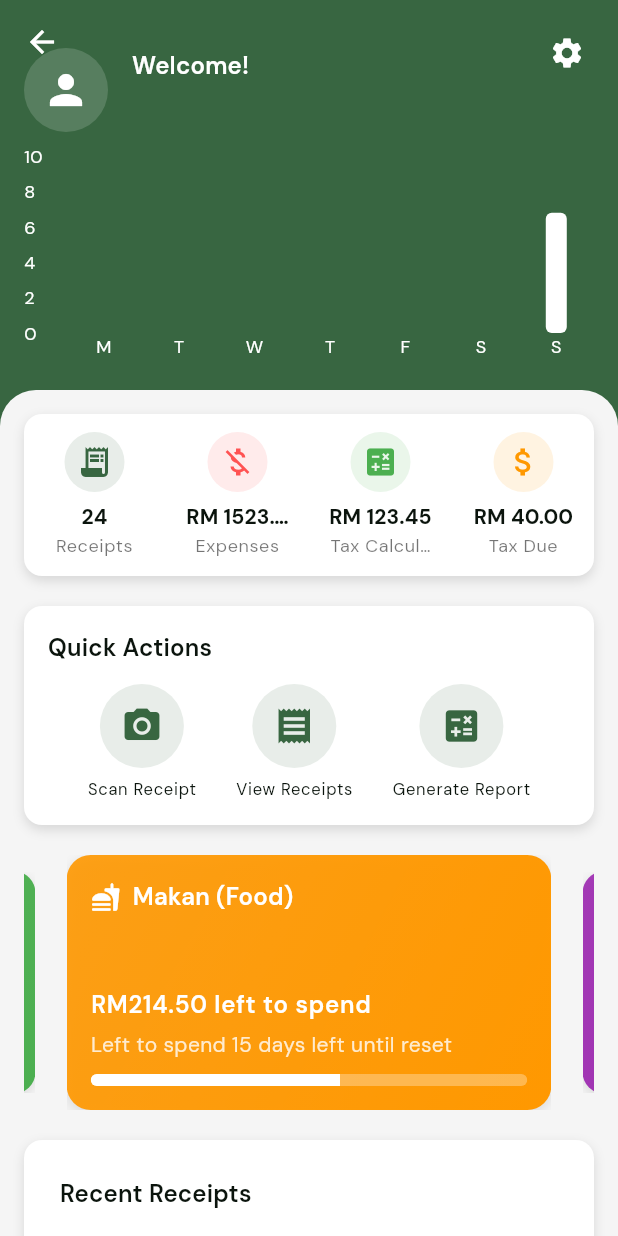
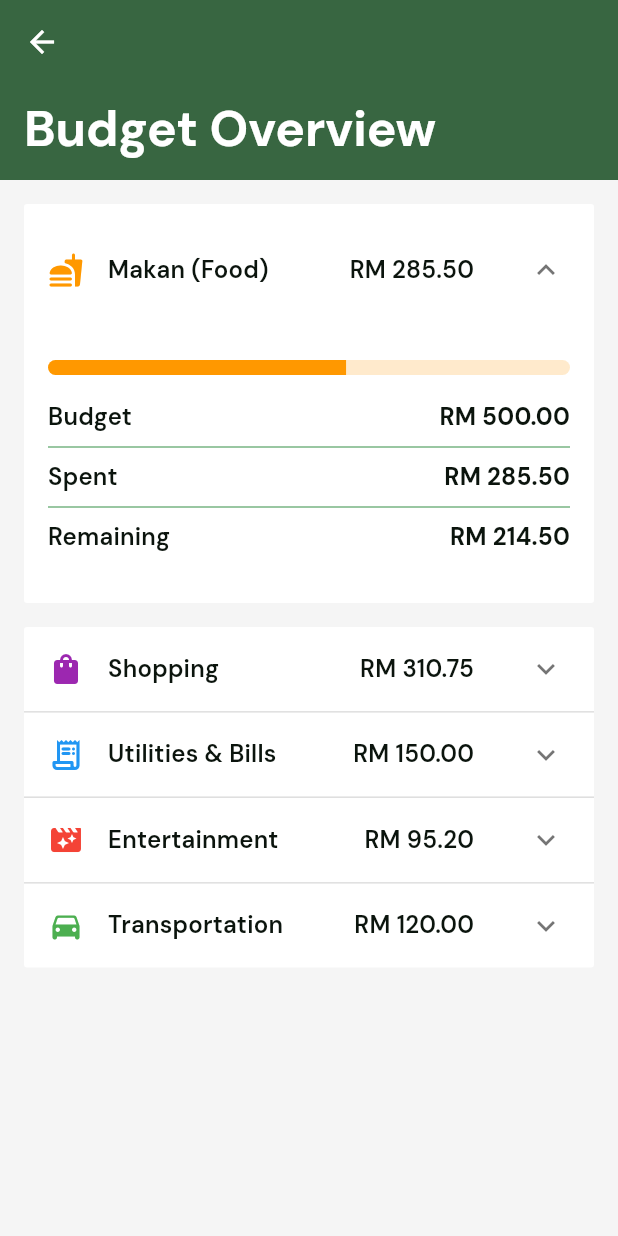
Before and after one commit to vinky0813/tolak_tax, a Flutter app: the DashboardScreen screen opened directly, after a tap on "Makan (Food)", on a phone screen of 412 x 824 dp. Run offline on Flutter 3.47's test engine with Material 3 defaults, Android fonts, the phone set to English and light mode, and no system bars; drawn by our look-alikes of carousel_slider, fl_chart; our stand-ins replace firebase_auth, firebase_core, flutter_svg, google_sign_in, step_progress_indicator; missing offline and left inert: flutter_facebook_auth; accounts and stored records are empty.

Commit message:
Added Basic Budget Overview Screen

```diff
--- a/lib/main.dart
+++ b/lib/main.dart
@@ -4,6 +4,7 @@ import 'package:provider/provider.dart';
 import 'package:tolak_tax/firebase/firebase_initializer.dart';
 import 'package:tolak_tax/models/receipt_model.dart';
 import 'package:tolak_tax/screens/achievement_screen.dart';
+import 'package:tolak_tax/screens/budget_overview_screen.dart';
 import 'package:tolak_tax/screens/forgot_password_screen.dart';
 import 'package:tolak_tax/screens/generate_report_screen.dart';
 import 'package:tolak_tax/screens/home_screen.dart';
@@ -79,6 +80,15 @@ class MyApp extends StatelessWidget {
             return fadeThroughRoute(ReceiptDetailsScreen(receipt: receipt));
           case '/achievement':
             return fadeThroughRoute(const AchievementScreen());
+          case '/budget-overview':
+            final args = settings.arguments as Map<String, dynamic>;
+            return fadeThroughRoute(
+              BudgetOverviewScreen(
+                initialFocusedCategoryKey: args['initialFocusedCategoryKey'] ?? '',
+                budgets: args['budgets'] ?? {},
+                spentAmounts: args['spentAmounts'] ?? {},
+              ),
+            );
           default:
             // make a real 404 error page when free
             return MaterialPageRoute(
--- /dev/null
+++ b/lib/screens/budget_overview_screen.dart
@@ -0,0 +1,161 @@
+import 'package:flutter/material.dart';
+import 'package:tolak_tax/utils/category_helper.dart';
+import 'package:tolak_tax/widgets/budget_metric_row.dart';
+
+class BudgetOverviewScreen extends StatefulWidget {
+  final String initialFocusedCategoryKey;
+  final Map<String, double> budgets;
+  final Map<String, double> spentAmounts;
+
+  const BudgetOverviewScreen({
+    super.key,
+    required this.initialFocusedCategoryKey,
+    required this.budgets,
+    required this.spentAmounts,
+  });
+
+  @override
+  State<BudgetOverviewScreen> createState() => _BudgetOverviewScreenState();
+}
+
+class _BudgetOverviewScreenState extends State<BudgetOverviewScreen> {
+  late String _focusedCategoryKey;
+  late List<String> _categoryKeys;
+
+  @override
+  void initState() {
+    super.initState();
+    _focusedCategoryKey = widget.initialFocusedCategoryKey;
+    _categoryKeys = widget.budgets.keys.toList();
+  }
+
+  @override
+  Widget build(BuildContext context) {
+    final theme = Theme.of(context);
+    final colorScheme = theme.colorScheme;
+
+    return Scaffold(
+        backgroundColor: colorScheme.background,
+        body: SafeArea(
+            child: CustomScrollView(
+          slivers: [
+            SliverAppBar(
+              floating: true,
+              pinned: true,
+              expandedHeight: 120,
+              backgroundColor: theme.primaryColor,
+              flexibleSpace: FlexibleSpaceBar(
+                title: Text(
+                  'Budget Overview',
+                  style: theme.textTheme.titleLarge?.copyWith(
+                    color: colorScheme.onPrimary,
+                  ),
+                ),
+                titlePadding:
+                    const EdgeInsets.symmetric(horizontal: 16, vertical: 12),
+              ),
+              foregroundColor: colorScheme.onPrimary,
+            ),
+            SliverToBoxAdapter(
+                child: Container(
+                    decoration: BoxDecoration(
+                      color: colorScheme.background,
+                      borderRadius: const BorderRadius.only(
+                        topLeft: Radius.circular(24),
+                        topRight: Radius.circular(24),
+                      ),
+                    ),
+                    padding: const EdgeInsets.all(16.0),
+                    child: ExpansionPanelList(
+                        dividerColor: Colors.grey.withOpacity(0.4),
+                        animationDuration: const Duration(milliseconds: 500),
+                        elevation: 0,
+                        expansionCallback: (int index, bool isExpanded) {
+                          setState(() {
+                            final tappedkey = _categoryKeys[index];
+                            if (_focusedCategoryKey == tappedkey) {
+                              _focusedCategoryKey = '';
+                            } else {
+                              _focusedCategoryKey = tappedkey;
+                            }
+                          });
+                        },
+                        children:
+                            _categoryKeys.map<ExpansionPanel>((categoryKey) {
+                          final isFocused = _focusedCategoryKey == categoryKey;
+                          final color =
+                              CategoryHelper.getCategoryColor(categoryKey);
+                          final icon = CategoryHelper.getIcon(categoryKey);
+                          final categoryName =
+                              CategoryHelper.getDisplayName(categoryKey);
+                          final spentAmount =
+                              widget.spentAmounts[categoryKey] ?? 0.0;
+                          final budget = widget.budgets[categoryKey] ?? 0.0;
+                          final remainingBudget = budget - spentAmount;
+                          final progressValue = spentAmount / budget;
+                          final isOverBudget = progressValue > 1;
+
+                          return ExpansionPanel(
+                            isExpanded: isFocused,
+                            canTapOnHeader: true,
+                            backgroundColor: colorScheme.onPrimary,
+                            headerBuilder:
+                                (BuildContext context, bool isExpanded) {
+                              return ListTile(
+                                  leading: Icon(icon, color: color),
+                                  title: Text(
+                                    categoryName,
+                                    style:
+                                        theme.textTheme.titleMedium?.copyWith(
+                                      color: colorScheme.onBackground,
+                                    ),
+                                  ),
+                                  trailing: Text(
+                                    'RM ${spentAmount.toStringAsFixed(2)}',
+                                    style:
+                                        theme.textTheme.titleMedium?.copyWith(
+                                      color: colorScheme.onBackground,
+                                    ),
+                                  ));
+                            },
+                            body: Padding(
+                              padding: const EdgeInsets.all(16.0),
+                              child: Column(
+                                children: [
+                                  ClipRRect(
+                                    borderRadius: BorderRadius.circular(12),
+                                    child: LinearProgressIndicator(
+                                      value: progressValue.clamp(0.0, 1.0),
+                                      backgroundColor: color.withOpacity(0.2),
+                                      valueColor: AlwaysStoppedAnimation(color),
+                                      minHeight: 10,
+                                    ),
+                                  ),
+                                  const SizedBox(height: 16),
+                                  BudgetMetricRow(context, 'Budget',
+                                      'RM ${budget.toStringAsFixed(2)}'),
+                                  const Divider(
+                                    height: 16,
+                                  ),
+                                  BudgetMetricRow(context, 'Spent',
+                                      'RM ${spentAmount.toStringAsFixed(2)}'),
+                                  const Divider(
+                                    height: 16,
+                                  ),
+                                  BudgetMetricRow(context, 'Remaining',
+                                      'RM ${remainingBudget.toStringAsFixed(2)}'),
+                                  const SizedBox(height: 16),
+                                  if (isOverBudget)
+                                    Text(
+                                      'You have exceeded your budget for this category by RM${(remainingBudget * -1).toStringAsFixed(2)}',
+                                      style: const TextStyle(color: Colors.red, fontWeight: FontWeight.bold),
+                                    )
+                                ],
+                              ),
+                            ),
+                          );
+                        }).toList()))),
+          ],
+        )));
+  }
+}
--- a/lib/screens/dashboard_screen.dart
+++ b/lib/screens/dashboard_screen.dart
@@ -391,7 +391,11 @@ class _DashboardScreenState extends State<DashboardScreen> {
                                 spent: spent,
                                 color: color,
                                 onTap: () {
-                                  print("pressed");
+                                  Navigator.pushNamed(context, '/budget-overview', arguments: {
+                                    'initialFocusedCategoryKey': category,
+                                    'budgets': _budgets,
+                                    'spentAmounts': _spentAmounts,
+                                  });
                                 },);
                           },
                           options: CarouselOptions(
--- /dev/null
+++ b/lib/widgets/budget_metric_row.dart
@@ -0,0 +1,21 @@
+import 'package:flutter/material.dart';
+
+Widget BudgetMetricRow(BuildContext context, String label, String value, {Color? valueColor}) {
+  final theme = Theme.of(context);
+  return Row(
+    mainAxisAlignment: MainAxisAlignment.spaceBetween,
+    children: [
+      Text(
+        label,
+        style: theme.textTheme.titleMedium,
+      ),
+      Text(
+        value,
+        style: theme.textTheme.titleMedium?.copyWith(
+          fontWeight: FontWeight.bold,
+          color: valueColor,
+        ),
+      ),
+    ],
+  );
+}
```
